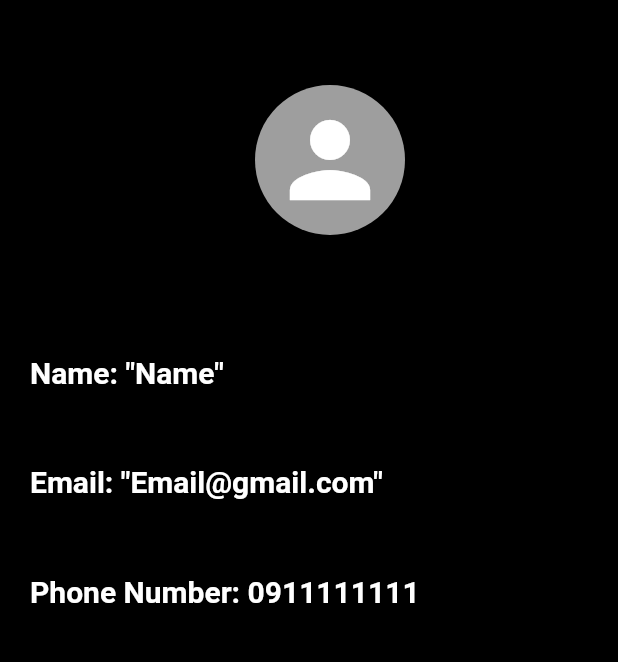
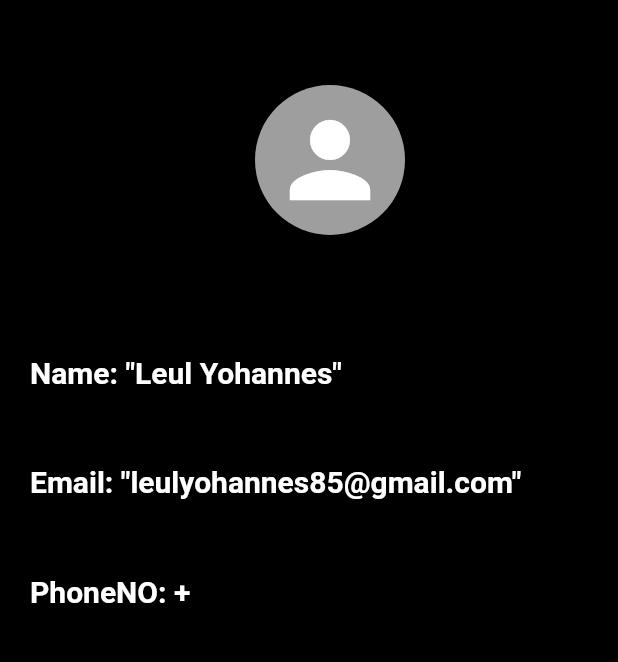
Before and after one commit to ltyohannes955/my_grocery_app, a Flutter app: the screen it shows after launch, after a tap on the "person" icon, on a phone screen of 412 x 824 dp, the part 59-721 px from its top. Run offline on Flutter 3.47's test engine with Material 2 defaults, Android fonts, the phone set to English and light mode, and no system bars; our stand-ins replace bloc, equatable, flutter_bloc; missing offline and left inert: mobile_number; network calls fail.

Commit message:
added phone number

```diff
--- a/lib/views/profile.dart
+++ b/lib/views/profile.dart
@@ -1,5 +1,6 @@
 import 'package:flutter/material.dart';
-
+import 'package:mobile_number/mobile_number.dart';
+import 'package:flutter/services.dart';
 class Profilepage extends StatefulWidget {
    Profilepage({super.key});
 
@@ -8,6 +9,44 @@ class Profilepage extends StatefulWidget {
 }
 
 class _ProfilepageState extends State<Profilepage> {
+  String _mobileNumber = '';
+  List<SimCard> _simCard = <SimCard>[];
+
+  @override
+  void initState() {
+    super.initState();
+    MobileNumber.listenPhonePermission((isPermissionGranted) {
+      if (isPermissionGranted) {
+        initMobileNumberState();
+      } else {}
+    });
+
+    initMobileNumberState();
+  }
+
+  Future<void> initMobileNumberState() async {
+    if (!await MobileNumber.hasPhonePermission) {
+      await MobileNumber.requestPhonePermission;
+      return;
+    }
+    try {
+      _mobileNumber = (await MobileNumber.mobileNumber)!;
+      _simCard = (await MobileNumber.getSimCards)!;
+    } on PlatformException catch (e) {
+      debugPrint("Failed to get mobile number because of '${e.message}'");
+    }
+    if (!mounted) return;
+
+    setState(() {});
+  }
+
+  Widget fillCards() {
+    List<Widget> widgets = _simCard
+        .map((SimCard sim) => Text(
+            'Sim Card Number: (${sim.countryPhonePrefix}) - ${sim.number}\nCarrier Name: ${sim.carrierName}\nCountry Iso: ${sim.countryIso}\nDisplay Name: ${sim.displayName}\nSim Slot Index: ${sim.slotIndex}\n\n'))
+        .toList();
+    return Column(children: widgets);
+  }
   @override
   Widget build(BuildContext context) {
     return Scaffold(
@@ -40,17 +79,17 @@ class _ProfilepageState extends State<Profilepage> {
           ),
           const Padding(
             padding:  EdgeInsets.fromLTRB(20,80,0,0),
-            child: Text('Name: "Name"',style: TextStyle(fontSize: 20, fontWeight: FontWeight.bold,color: Colors.white),),
+            child: Text('Name: "Leul Yohannes"',style: TextStyle(fontSize: 20, fontWeight: FontWeight.bold,color: Colors.white),),
           ),
 
            const Padding(
             padding:  EdgeInsets.fromLTRB(20,50,0,0),
-            child: Text('Email: "Email@gmail.com"',style: TextStyle(fontSize: 20, fontWeight: FontWeight.bold,color: Colors.white),),
+            child: Text('Email: "leulyohannes85@gmail.com"',style: TextStyle(fontSize: 20, fontWeight: FontWeight.bold,color: Colors.white),),
           ),
 
-           const Padding(
+            Padding(
             padding:  EdgeInsets.fromLTRB(20,50,0,0),
-            child: Text("Phone Number: 0911111111", style: TextStyle(fontSize: 20, fontWeight: FontWeight.bold, color: Colors.white),),
+            child: Text("PhoneNO: " "+$_mobileNumber",style: TextStyle(fontSize: 20, fontWeight: FontWeight.bold,color: Colors.white),)
           ),
 
 
--- a/pubspec.yaml
+++ b/pubspec.yaml
@@ -38,6 +38,7 @@ dependencies:
   # The following adds the Cupertino Icons font to your application.
   # Use with the CupertinoIcons class for iOS style icons.
   cupertino_icons: ^1.0.2
+  mobile_number: ^2.1.1
 
 dev_dependencies:
   flutter_test:
```
Also changed, not shown: pubspec.lock, 1 other file.
